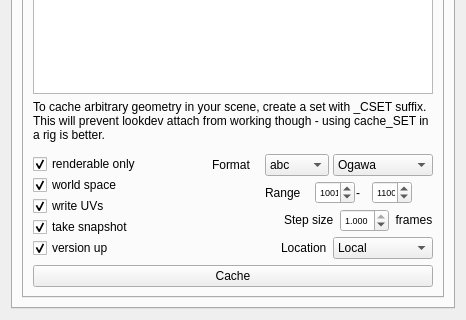
First picture: the form in python/pini/tools/helper/pini_helper.ui, repository CBSDigital/pini-dev, before the edit; both pictures show x 0 to 466 and y 521 to 841 of the 466 by 841 pixel window.
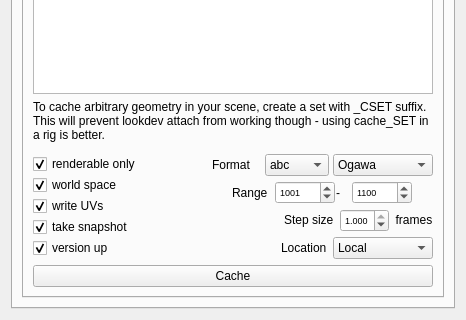
Second picture: the form after the edit. The open tabs and pages were chosen to show the change. Icons and pictures are not drawn. Custom widgets are drawn as their Qt base class.

```diff
--- a/python/pini/tools/helper/pini_helper.ui
+++ b/python/pini/tools/helper/pini_helper.ui
@@ -1040,13 +1040,16 @@
                    <property name="text">
                     <string>Range  </string>
                    </property>
+                   <property name="alignment">
+                    <set>Qt::AlignRight|Qt::AlignTrailing|Qt::AlignVCenter</set>
+                   </property>
                   </widget>
                  </item>
                  <item>
                   <widget class="QSpinBox" name="ECacheStart">
                    <property name="minimumSize">
                     <size>
-                     <width>40</width>
+                     <width>60</width>
                      <height>0</height>
                     </size>
                    </property>
@@ -1095,7 +1098,7 @@
                   <widget class="QSpinBox" name="ECacheEnd">
                    <property name="minimumSize">
                     <size>
-                     <width>40</width>
+                     <width>60</width>
                      <height>0</height>
                     </size>
                    </property>
```
Left out of the diff: 14 changed lines with no effect on the pictures.
